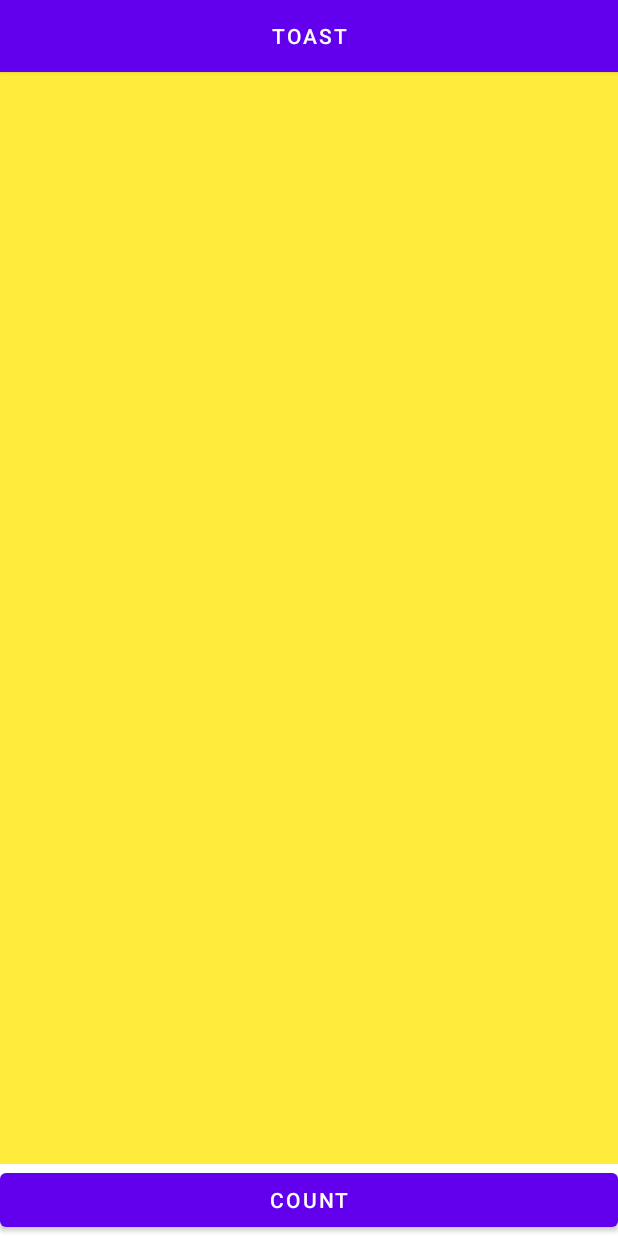
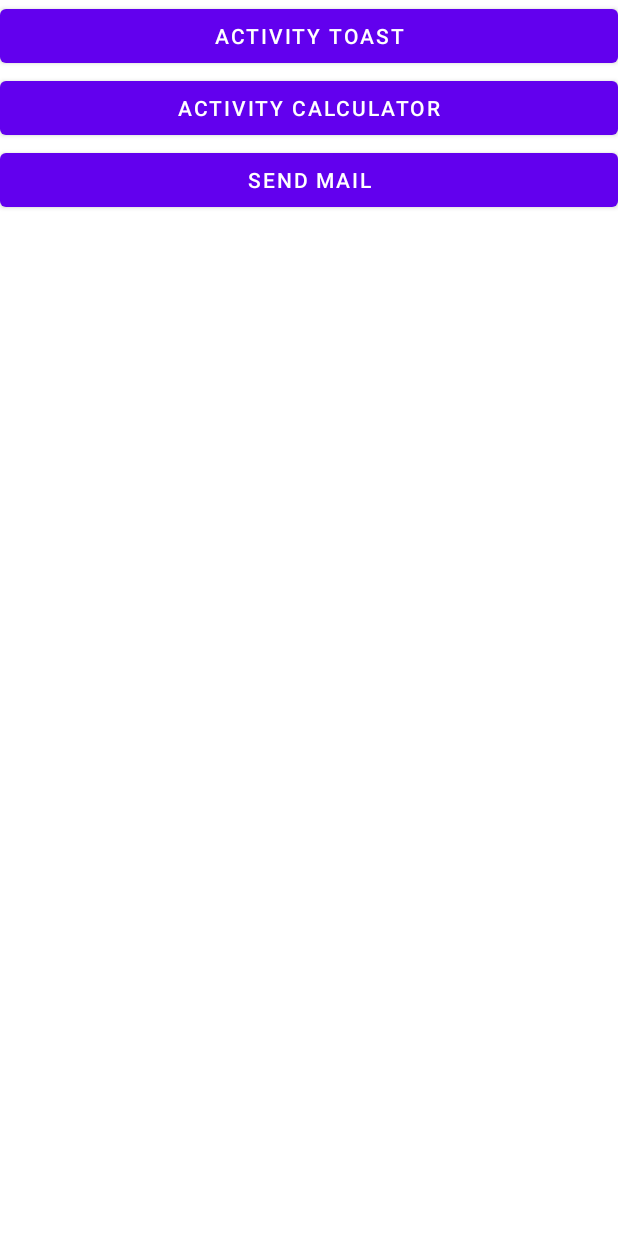
Before and after one commit to teh0/android-toast-tp1, an Android app: the layout activity_main.xml on its own in the app's theme, with its tools: preview values and no code run, on a phone screen of 412 x 824 dp. Run offline under Robolectric (Android 15) with nearby library versions, the phone set to English and light mode, and no system bars.

Commit message:
✨ Intent mail exercice

```diff
--- a/app/src/main/res/layout/activity_main.xml
+++ b/app/src/main/res/layout/activity_main.xml
@@ -7,36 +7,23 @@
     tools:context=".MainActivity">
 
     <Button
-        android:id="@+id/toast"
+        android:id="@+id/to_toast_activity_button"
         android:layout_width="match_parent"
         android:layout_height="wrap_content"
-        app:layout_constraintStart_toStartOf="parent"
-        app:layout_constraintEnd_toEndOf="parent"
-        app:layout_constraintTop_toTopOf="parent"
-        android:text="@string/toast"
-        android:background="@color/purple_700"
-        />
-
-    <TextView
-        android:id="@+id/countValue"
-        android:layout_width="match_parent"
-        android:layout_height="0dp"
-        app:layout_constraintTop_toBottomOf="@id/toast"
-        app:layout_constraintBottom_toTopOf="@id/count"
-        android:background="@color/yellow"
-        android:gravity="center"
-        android:textSize="100sp"
-        android:textColor="@color/purple_700"
-        />
+        android:text="@string/activity_toast"
+        app:layout_constraintTop_toTopOf="parent"/>
 
     <Button
-        android:id="@+id/count"
+        android:id="@+id/to_calculator_activity_button"
         android:layout_width="match_parent"
         android:layout_height="wrap_content"
-        app:layout_constraintStart_toStartOf="parent"
-        app:layout_constraintEnd_toEndOf="parent"
-        app:layout_constraintBottom_toBottomOf="parent"
-        android:text="@string/count"
-        />
+        android:text="@string/activity_calculator"
+        app:layout_constraintTop_toBottomOf="@id/to_toast_activity_button"/>
+    <Button
+        android:id="@+id/send_mail_button"
+        android:layout_width="match_parent"
+        android:layout_height="wrap_content"
+        android:text="@string/send_mail"
+        app:layout_constraintTop_toBottomOf="@id/to_calculator_activity_button"/>
 
 </androidx.constraintlayout.widget.ConstraintLayout>
--- a/app/src/main/res/values/strings.xml
+++ b/app/src/main/res/values/strings.xml
@@ -3,4 +3,7 @@
     <string name="toast">toast</string>
     <string name="count">count</string>
     <string name="calculate">calculate</string>
+    <string name="activity_toast">Activity Toast</string>
+    <string name="activity_calculator">Activity calculator</string>
+    <string name="send_mail">Send mail</string>
 </resources>
```
Also changed, not shown: app/src/main/AndroidManifest.xml (+5 -2 lines), app/src/main/java/com/champion/theo/tpo1_champion_theo/FirstActivity.java (added, +90 -0 lines), app/src/main/java/com/champion/theo/tpo1_champion_theo/MainActivity.java (+49 -39 lines), app/src/main/res/layout/activity_first.xml (added, +42 -0 lines), 1 other file.
